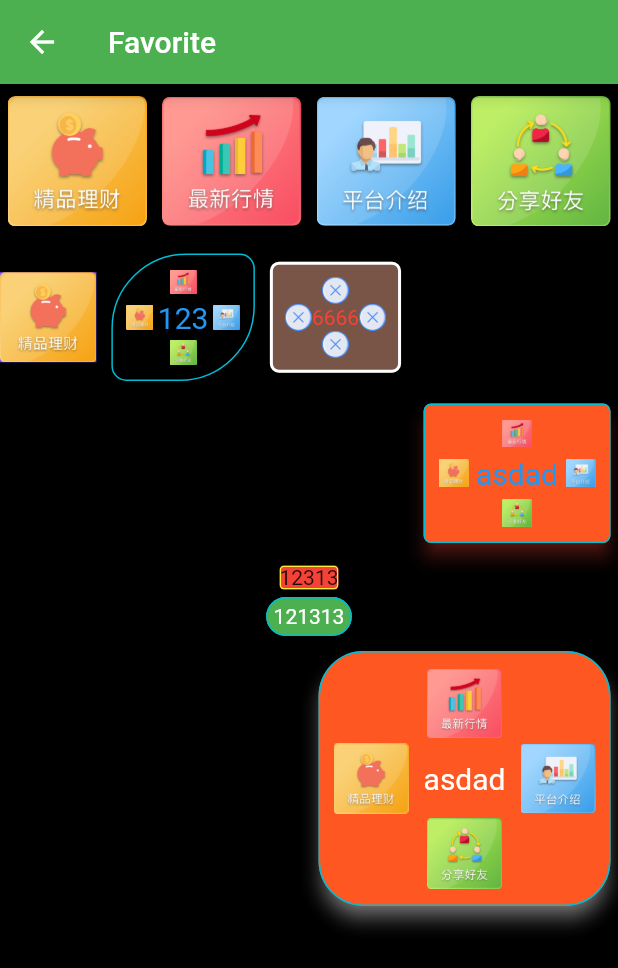
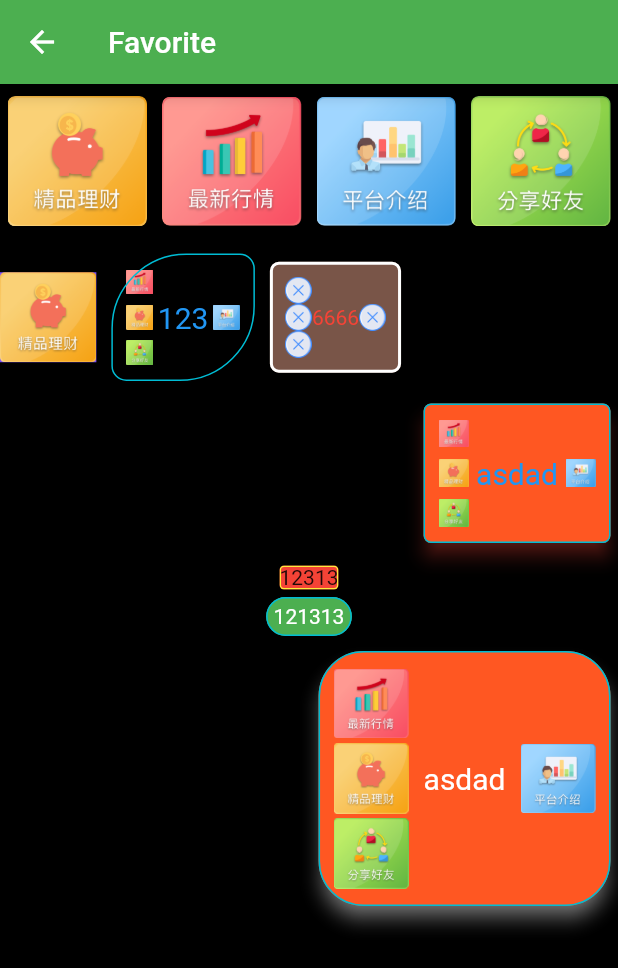
Before and after one commit to gta371667/duck_flutter, a Flutter app: the FavoriteFragment screen opened directly, on a phone screen of 412 x 824 dp. Shown: the top 968 px of the screen. Run offline on Flutter 3.47's test engine with Material 2 defaults, Android fonts, the phone set to English and light mode, and no system bars; our stand-ins replace dio.

Commit message:
fix MyAttrView CrossAxisAlignment

```diff
--- a/xview/lib/widget/MyAttrView.dart
+++ b/xview/lib/widget/MyAttrView.dart
@@ -93,7 +93,7 @@ class MyAttrView extends StatelessWidget {
     this.highlightColor = Colors.black12,
     this.borderWidth = 0,
     this.borderColor = Colors.transparent,
-    this.crossAxisAlignment = CrossAxisAlignment.center,
+    this.crossAxisAlignment = CrossAxisAlignment.start,
     this.mainAxisAlignment = MainAxisAlignment.center,
   }) : super(key: key);
 
```
